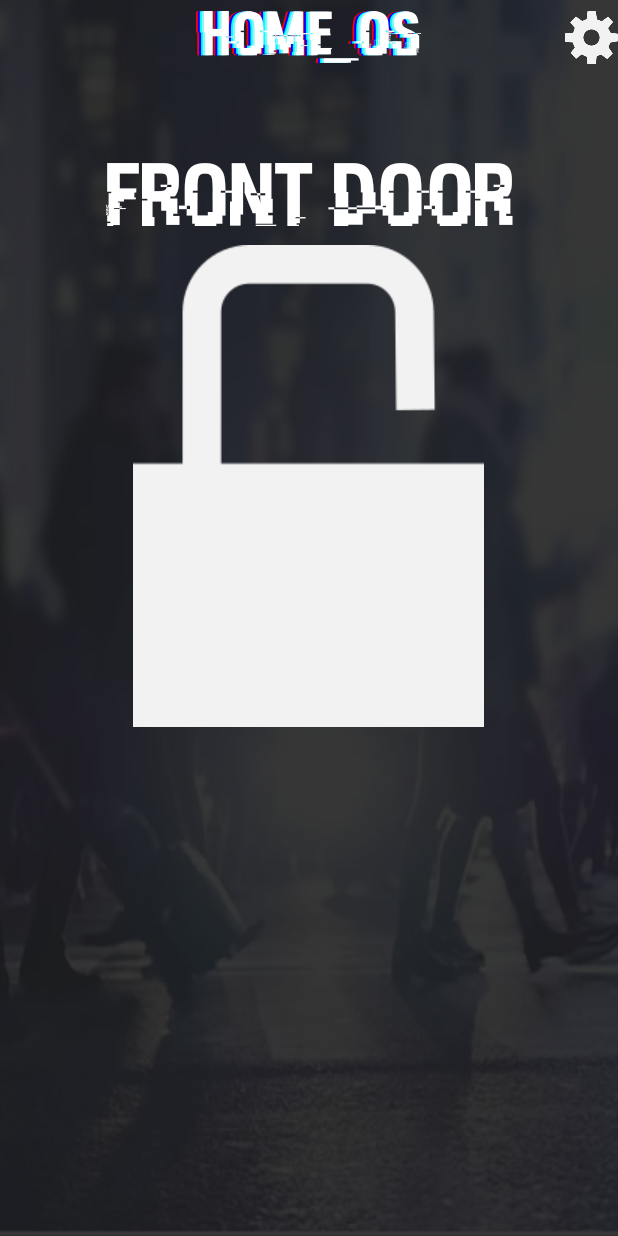
After one commit to obabec/junior.hack.2017, an Android app: the LockControllActivity screen opened directly, with no data from a screen before it, on a phone screen of 412 x 824 dp. The commit adds this screen. Run offline under Robolectric (Android 15) with nearby library versions, the phone set to English and light mode, and no system bars.

Commit message:
Lock controll modified

```diff
--- a/korbar/APP/app/src/main/AndroidManifest.xml
+++ b/korbar/APP/app/src/main/AndroidManifest.xml
@@ -18,7 +18,8 @@
             </intent-filter>
         </activity>
         <activity android:name=".SettingsActivity" />
-        <activity android:name=".LightControllActivity"></activity>
+        <activity android:name=".LightControllActivity" />
+        <activity android:name=".LockControllActivity"></activity>
     </application>
 
 </manifest>
--- /dev/null
+++ b/korbar/APP/app/src/main/java/com/example/tomaskorb/homeos/LockControllActivity.java
@@ -0,0 +1,15 @@
+package com.example.tomaskorb.homeos;
+
+import android.app.Activity;
+import android.os.Bundle;
+
+public class LockControllActivity extends Activity {
+
+    @Override
+    protected void onCreate(Bundle savedInstanceState) {
+        super.onCreate(savedInstanceState);
+        setContentView(R.layout.activity_lock_controll);
+    }
+
+
+}
--- a/korbar/APP/app/src/main/java/com/example/tomaskorb/homeos/MainMenu.java
+++ b/korbar/APP/app/src/main/java/com/example/tomaskorb/homeos/MainMenu.java
@@ -21,7 +21,12 @@ public class MainMenu extends Activity {
         overridePendingTransition(android.R.anim.fade_in,android.R.anim.fade_out);
     }
 
-
+    public void StartLockControll(View v)
+    {
+        Intent intnt = new Intent(MainMenu.this,LockControllActivity.class);
+        startActivity(intnt);
+        overridePendingTransition(android.R.anim.fade_in,android.R.anim.fade_out);
+    }
 
 
 
--- /dev/null
+++ b/korbar/APP/app/src/main/res/drawable/lock_checkbox.xml
@@ -0,0 +1,5 @@
+<?xml version="1.0" encoding="utf-8"?>
+<selector xmlns:android="http://schemas.android.com/apk/res/android">
+    <item android:state_checked="true" android:drawable="@drawable/locked" />
+    <item android:state_checked="false" android:drawable="@drawable/unlocked" />
+</selector>
--- /dev/null
+++ b/korbar/APP/app/src/main/res/layout/activity_lock_controll.xml
@@ -0,0 +1,32 @@
+<?xml version="1.0" encoding="utf-8"?>
+<LinearLayout xmlns:android="http://schemas.android.com/apk/res/android"
+    xmlns:app="http://schemas.android.com/apk/res-auto"
+    xmlns:tools="http://schemas.android.com/tools"
+    android:layout_width="match_parent"
+    android:layout_height="match_parent"
+    android:background="@drawable/main_menu_background"
+    android:orientation="vertical"
+    tools:context="com.example.tomaskorb.homeos.LockControllActivity">
+
+    <include layout="@layout/action_bar"></include>
+    <com.example.tomaskorb.homeos.CustomFontTextView
+        android:layout_width="match_parent"
+        android:layout_height="wrap_content"
+        android:textSize="60dp"
+        android:textColor="@android:color/white"
+        android:textAlignment="center"
+        android:text="Front door"
+        android:layout_marginTop="50dp"
+        />
+
+    <CheckBox
+        android:id="@+id/checkBox"
+        android:layout_width="wrap_content"
+        android:layout_height="wrap_content"
+        android:layout_gravity="center_horizontal"
+        android:button="@drawable/lock_checkbox"
+
+        />
+
+
+</LinearLayout>
--- a/korbar/APP/app/src/main/res/layout/activity_main_menu.xml
+++ b/korbar/APP/app/src/main/res/layout/activity_main_menu.xml
@@ -78,6 +78,7 @@
                 android:layout_width="match_parent"
                 android:layout_height="wrap_content"
                 android:background="@drawable/button_gray_click_effect"
+                android:onClick="StartLockControll"
                 android:scaleType="centerCrop"
                 android:src="@drawable/locks" />
         </LinearLayout>
```
Also changed, not shown: korbar/APP/app/src/main/res/drawable/locked.png (added), korbar/APP/app/src/main/res/drawable/unlocked.png (added).
